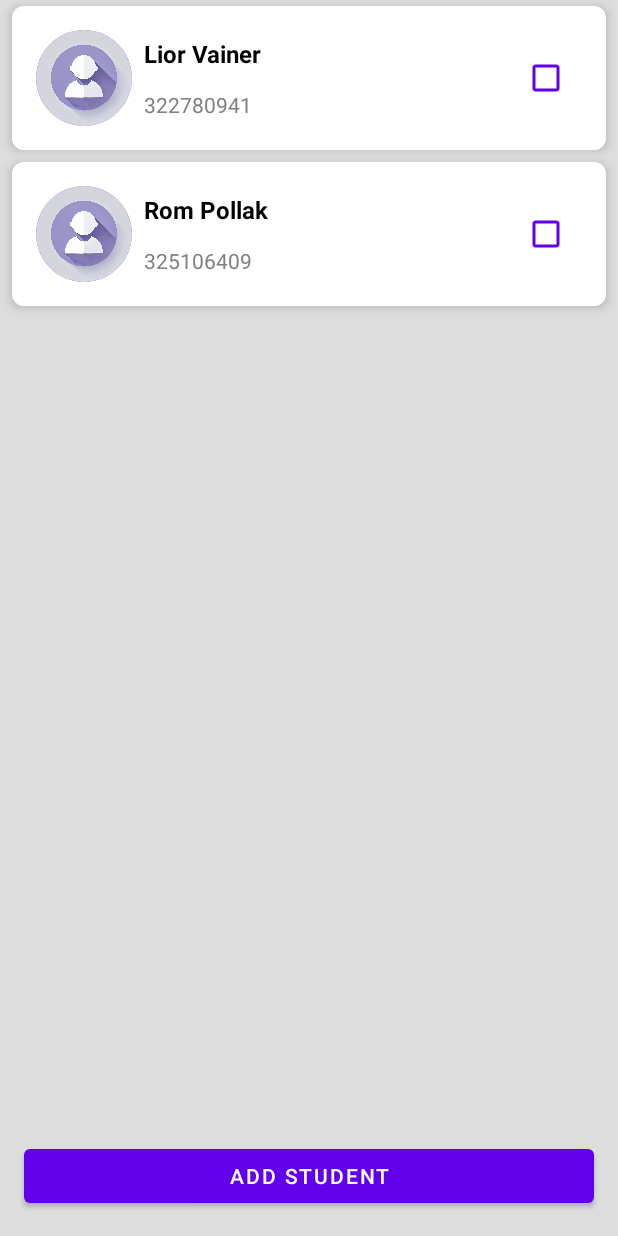
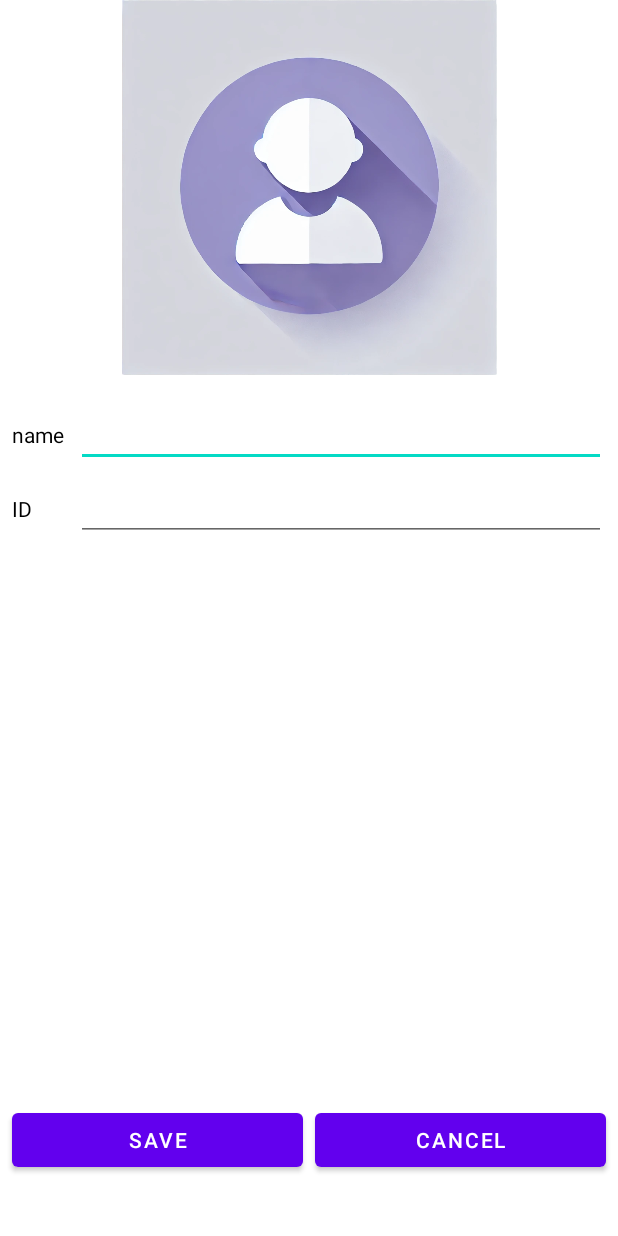
Before and after one commit to LiorVainer/android-assignment-two, an Android app: the screen it shows after launch (MainActivity before the commit, AddStudentActivity after it), after a tap on "ADD STUDENT", on a phone screen of 412 x 824 dp. Run offline under Robolectric (Android 15) with nearby library versions, the light colour scheme and no system bars.

Commit message:
finish add student page

```diff
--- a/app/src/main/AndroidManifest.xml
+++ b/app/src/main/AndroidManifest.xml
@@ -13,6 +13,9 @@
         android:theme="@style/Theme.Androidassignmenttwo"
         tools:targetApi="31">
         <activity
+            android:name=".activities.AddStudentActivity"
+            android:exported="false" />
+        <activity
             android:name=".activities.StudentDetailsActivity"
             android:exported="false" />
         <activity
--- /dev/null
+++ b/app/src/main/java/com/example/android_assignment_two/activities/AddStudentActivity.kt
@@ -0,0 +1,49 @@
+package com.example.android_assignment_two.activities
+
+import android.content.Intent
+import android.os.Bundle
+import android.widget.Button
+import android.widget.EditText
+import android.widget.TextView
+import androidx.activity.enableEdgeToEdge
+import androidx.appcompat.app.AppCompatActivity
+import androidx.core.view.ViewCompat
+import androidx.core.view.WindowInsetsCompat
+import com.example.android_assignment_two.R
+import com.example.android_assignment_two.model.Student
+import com.example.android_assignment_two.model.Model
+
+class AddStudentActivity : AppCompatActivity() {
+    override fun onCreate(savedInstanceState: Bundle?) {
+        super.onCreate(savedInstanceState)
+        enableEdgeToEdge()
+        setContentView(R.layout.activity_add_student)
+        ViewCompat.setOnApplyWindowInsetsListener(findViewById(R.id.main)) { v, insets ->
+            val systemBars = insets.getInsets(WindowInsetsCompat.Type.systemBars())
+            v.setPadding(systemBars.left, systemBars.top, systemBars.right, systemBars.bottom)
+            insets
+        }
+
+        val saveButton: Button = findViewById(R.id.add_student_activity_save_button);
+        val cancelButton: Button = findViewById(R.id.add_student_activity_cancel_button);
+
+        val nameEditText: EditText = findViewById(R.id.add_student_activity_name_edit_text);
+        val idEditText: EditText = findViewById(R.id.add_student_activity_id_edit_text);
+
+        val savedMessageTextView: TextView = findViewById(R.id.add_student_activity_save_message_text_view);
+
+        cancelButton.setOnClickListener {
+            finish();
+        }
+
+        val students = Model.shared.students;
+
+        saveButton.setOnClickListener {
+            val newStudent = Student(idEditText.text.toString(), nameEditText.text.toString(),"", false)
+            students.add(newStudent);
+            val intent = Intent(this, MainActivity::class.java)
+            startActivity(intent)
+            finish()
+        }
+    }
+}
--- a/app/src/main/java/com/example/android_assignment_two/activities/MainActivity.kt
+++ b/app/src/main/java/com/example/android_assignment_two/activities/MainActivity.kt
@@ -31,10 +31,9 @@ class MainActivity : AppCompatActivity() {
         studentsRecyclerView.layoutManager = LinearLayoutManager(this)
         studentsRecyclerView.adapter = studentsAdapter
 
-        // TODO: Implement add student functionality
         addStudentButton.setOnClickListener {
-            // val intent = Intent(this, AddStudentActivity::class.java)
-            // startActivity(intent)
+             val intent = Intent(this, AddStudentActivity::class.java)
+             startActivity(intent)
         }
     }
 
--- /dev/null
+++ b/app/src/main/res/layout/activity_add_student.xml
@@ -0,0 +1,94 @@
+<?xml version="1.0" encoding="utf-8"?>
+<androidx.constraintlayout.widget.ConstraintLayout xmlns:android="http://schemas.android.com/apk/res/android"
+    xmlns:app="http://schemas.android.com/apk/res-auto"
+    xmlns:tools="http://schemas.android.com/tools"
+    android:id="@+id/main"
+    android:layout_width="match_parent"
+    android:layout_height="match_parent"
+    tools:context=".AddStudentActivity">
+
+    <ImageView
+        android:id="@+id/imageView"
+        android:layout_width="250dp"
+        android:layout_height="250dp"
+        app:layout_constraintEnd_toEndOf="parent"
+        app:layout_constraintStart_toStartOf="parent"
+        app:layout_constraintTop_toTopOf="parent"
+        app:srcCompat="@drawable/avatar" />
+
+    <TextView
+        android:id="@+id/textView"
+        android:layout_width="wrap_content"
+        android:layout_height="wrap_content"
+        android:layout_marginStart="8dp"
+        android:layout_marginTop="30dp"
+        android:text="name"
+        app:layout_constraintStart_toStartOf="parent"
+        app:layout_constraintTop_toBottomOf="@+id/imageView" />
+
+    <EditText
+        android:id="@+id/add_student_activity_name_edit_text"
+        android:layout_width="0dp"
+        android:layout_height="wrap_content"
+        android:layout_marginStart="8dp"
+        android:layout_marginEnd="8dp"
+        android:ems="10"
+        android:inputType="text"
+        app:layout_constraintBaseline_toBaselineOf="@+id/textView"
+        app:layout_constraintEnd_toEndOf="parent"
+        app:layout_constraintStart_toEndOf="@+id/textView" />
+
+    <TextView
+        android:id="@+id/textView2"
+        android:layout_width="wrap_content"
+        android:layout_height="wrap_content"
+        android:layout_marginTop="30dp"
+        android:text="ID"
+        app:layout_constraintStart_toStartOf="@+id/textView"
+        app:layout_constraintTop_toBottomOf="@+id/textView" />
+
+    <EditText
+        android:id="@+id/add_student_activity_id_edit_text"
+        android:layout_width="0dp"
+        android:layout_height="wrap_content"
+        android:ems="10"
+        android:inputType="text"
+        app:layout_constraintBaseline_toBaselineOf="@+id/textView2"
+        app:layout_constraintEnd_toEndOf="@+id/add_student_activity_name_edit_text"
+        app:layout_constraintStart_toStartOf="@+id/add_student_activity_name_edit_text" />
+
+    <Button
+        android:id="@+id/add_student_activity_cancel_button"
+        android:layout_width="0dp"
+        android:layout_height="wrap_content"
+        android:layout_marginStart="4dp"
+        android:layout_marginEnd="8dp"
+        android:text="Cancel"
+        app:layout_constraintBaseline_toBaselineOf="@+id/add_student_activity_save_button"
+        app:layout_constraintEnd_toEndOf="parent"
+        app:layout_constraintHorizontal_bias="0.5"
+        app:layout_constraintStart_toEndOf="@+id/add_student_activity_save_button" />
+
+    <Button
+        android:id="@+id/add_student_activity_save_button"
+        android:layout_width="0dp"
+        android:layout_height="wrap_content"
+        android:layout_marginStart="8dp"
+        android:layout_marginEnd="4dp"
+        android:layout_marginBottom="40dp"
+        android:text="Save"
+        app:layout_constraintBottom_toBottomOf="parent"
+        app:layout_constraintEnd_toStartOf="@+id/add_student_activity_cancel_button"
+        app:layout_constraintHorizontal_bias="0.5"
+        app:layout_constraintStart_toStartOf="parent" />
+
+    <TextView
+        android:id="@+id/add_student_activity_save_message_text_view"
+        android:layout_width="0dp"
+        android:layout_height="wrap_content"
+        android:layout_marginStart="8dp"
+        android:layout_marginEnd="8dp"
+        app:layout_constraintBottom_toTopOf="@+id/add_student_activity_save_button"
+        app:layout_constraintEnd_toEndOf="parent"
+        app:layout_constraintStart_toStartOf="parent" />
+</androidx.constraintlayout.widget.ConstraintLayout>
```
